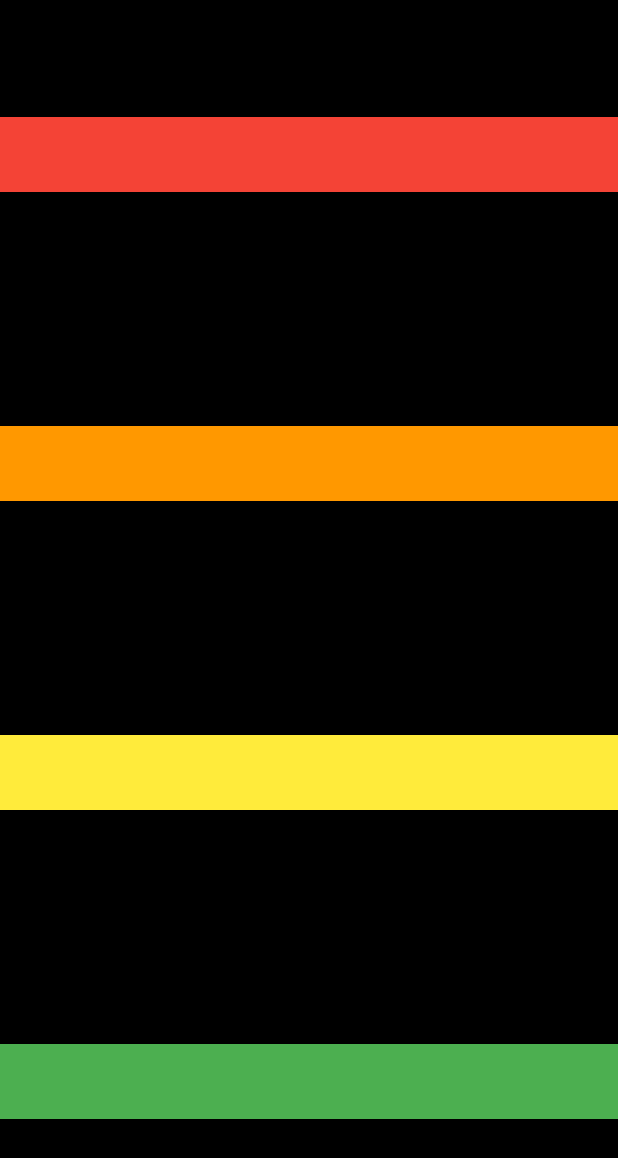
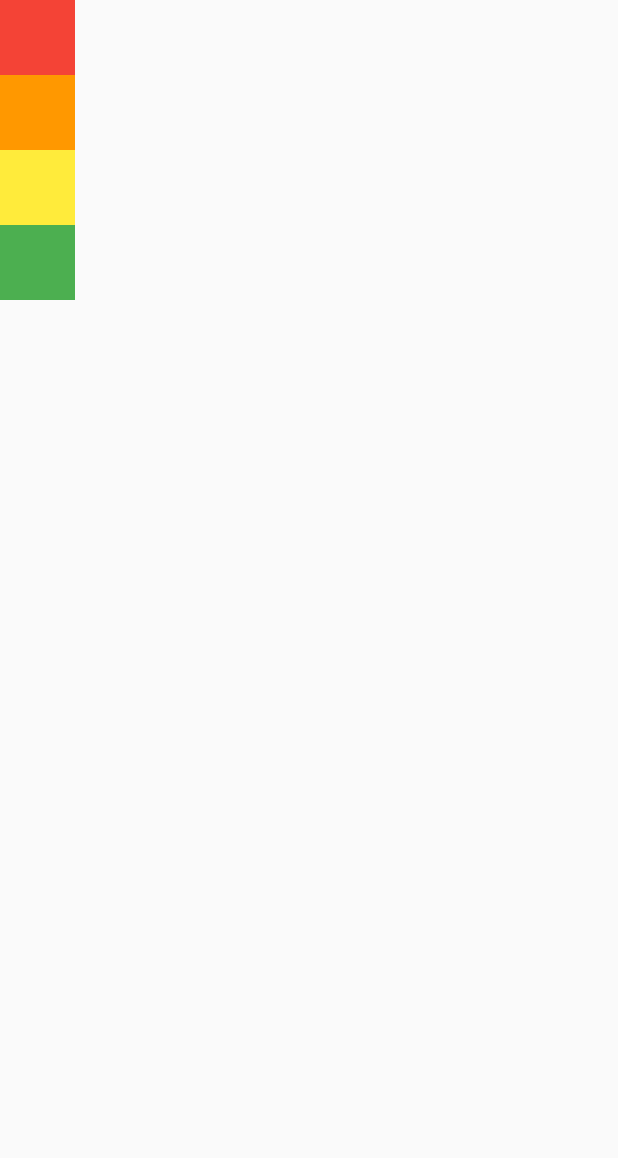
Before and after one commit to yewon-saurus/study-flutter, a Flutter app: the screen it shows after launch, on a phone screen of 412 x 824 dp. Shown: the top 1158 px of the screen. Run offline on Flutter 3.47's test engine with Material 2 defaults, Android fonts, the light colour scheme and no system bars.

Commit message:
MainAxisSize.. min, max

```diff
--- a/row_and_column/lib/screen/home_screen.dart
+++ b/row_and_column/lib/screen/home_screen.dart
@@ -12,7 +12,7 @@ class HomeScreen extends StatelessWidget {
           bottom: false,
           child: Container( // 컨테이너, 말 그대로, 위젯들을 넣는 역할을 해요.. 형태는 child widget를 따라감
             color: Colors.black,
-            width: MediaQuery.of(context).size.width, // 이걸 이렇게 하면 size를 가져올 수 있구나~ 거기서 width나 heigth를 가져올 수 있구나~
+            // width: MediaQuery.of(context).size.width, // 이걸 이렇게 하면 size를 가져올 수 있구나~ 거기서 width나 heigth를 가져올 수 있구나~
             // child: Column(
             child: Column(
               // MainAxisAlignment - 주축 정렬
@@ -31,7 +31,9 @@ class HomeScreen extends StatelessWidget {
 
               // baseline은 글자를 정렬할 때, 글자의 밑부분을 정렬하는건데.. (알아서 사용 하시고)
               // crossAxisAlignment: CrossAxisAlignment.center, // 기본값 인듯
-              crossAxisAlignment: CrossAxisAlignment.stretch, // 좍좍 늘림.. 헐! 50씩만 차지하라고 했는데 최대한으로 늘어남
+              crossAxisAlignment: CrossAxisAlignment.start, // 좍좍 늘림.. 헐! 50씩만 차지하라고 했는데 최대한으로 늘어남
+
+              mainAxisSize: MainAxisSize.min,
               children: [
                 Container(
                   color: Colors.red,
```
